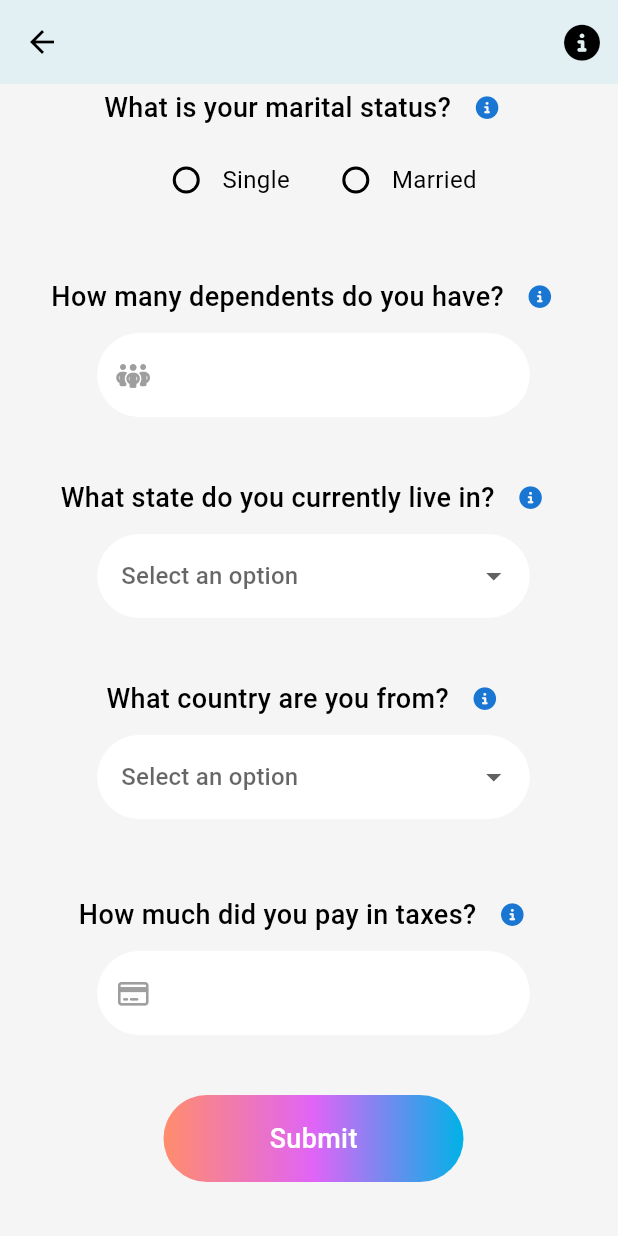
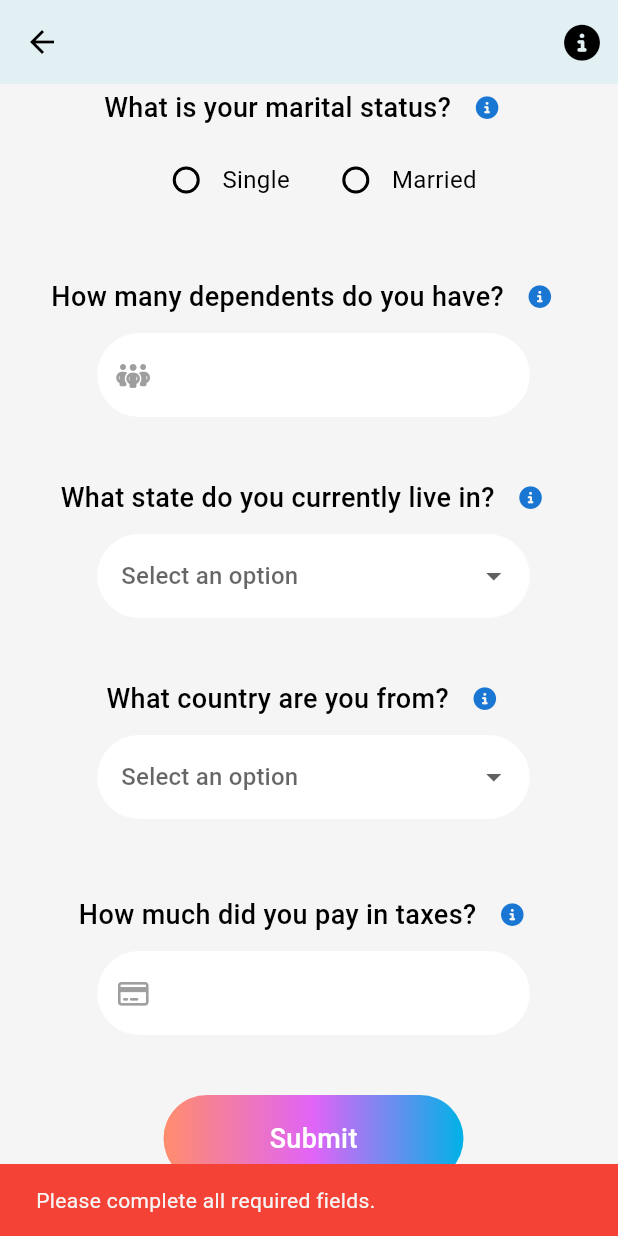
Before and after one commit to NehangPatel23/FinTrackr, a Flutter app: the TaxesPage screen opened directly, scrolled down 370 dp, after a tap on "Submit", on a phone screen of 412 x 824 dp. Run offline on Flutter 3.47's test engine with Material 3 defaults, Android fonts, the phone set to English and light mode, and no system bars; our stand-ins replace animated_background, animated_text_kit, bloc, cloud_firestore, equatable, file_picker and 6 more; missing offline and left inert: bcrypt; accounts and stored records are empty.

Commit message:
error checks added

```diff
--- a/Code/lib/screens/taxes/taxes_page.dart
+++ b/Code/lib/screens/taxes/taxes_page.dart
@@ -114,6 +114,15 @@ class _TaxesPageState extends State<TaxesPage> {
     );
   }
 
+  void _showError(String message) {
+    ScaffoldMessenger.of(context).showSnackBar(
+      SnackBar(
+        content: Text(message),
+        backgroundColor: Colors.red,
+      ),
+    );
+  }
+
   // Helper method to apply random tax treaty benefits for countries
   double _getTaxTreatyBenefit(String country) {
     Map<String, double> taxTreatyBenefits = {
@@ -205,11 +214,44 @@ class _TaxesPageState extends State<TaxesPage> {
   }
 
   void _calculateTaxes() {
-    final income =
-        double.tryParse(incomeController.text.replaceAll(',', '')) ?? 0.0;
-    final dependents = int.tryParse(dependentsController.text) ?? 0;
-    final taxesPaid =
-        double.tryParse(taxesPaidController.text.replaceAll(',', '')) ?? 0.0;
+    if (incomeController.text.isEmpty ||
+      dependentsController.text.isEmpty ||
+      taxesPaidController.text.isEmpty ||
+      selectedState == null ||
+      selectedCountry == null ||
+      maritalStatus == null ||
+      (maritalStatus == 'Married' && filingStatus == null)) {
+      _showError('Please complete all required fields.');
+      return;
+    }
+
+    // final income =
+    //     double.tryParse(incomeController.text.replaceAll(',', '')) ?? 0.0;
+    // final dependents = int.tryParse(dependentsController.text) ?? 0;
+    // final taxesPaid =
+    //     double.tryParse(taxesPaidController.text.replaceAll(',', '')) ?? 0.0;
+
+    final incomeText = incomeController.text.replaceAll(',', '').trim();
+    final income = double.tryParse(incomeText);
+    final dependentsText = dependentsController.text.trim();
+    final dependents = int.tryParse(dependentsText);
+    final taxesPaidText = taxesPaidController.text.replaceAll(',', '').trim();
+    final taxesPaid = double.tryParse(taxesPaidText);
+
+    if (income == null) {
+      _showError('Please enter a valid number for income.');
+      return;
+    }
+
+    if (dependents == null) {
+      _showError('Please enter a valid number for dependents.');
+      return;
+    }
+
+    if (taxesPaid == null) {
+      _showError('Please enter a valid number for taxes paid.');
+      return;
+    }
 
     double federalTax = 0;
     double stateTax = 0;
```
Also changed, not shown: Code/lib/screens/add_expense/views/add_expense.dart (+16 -4 lines), Code/lib/screens/debt/views/debt_page.dart (+26 -2 lines).
